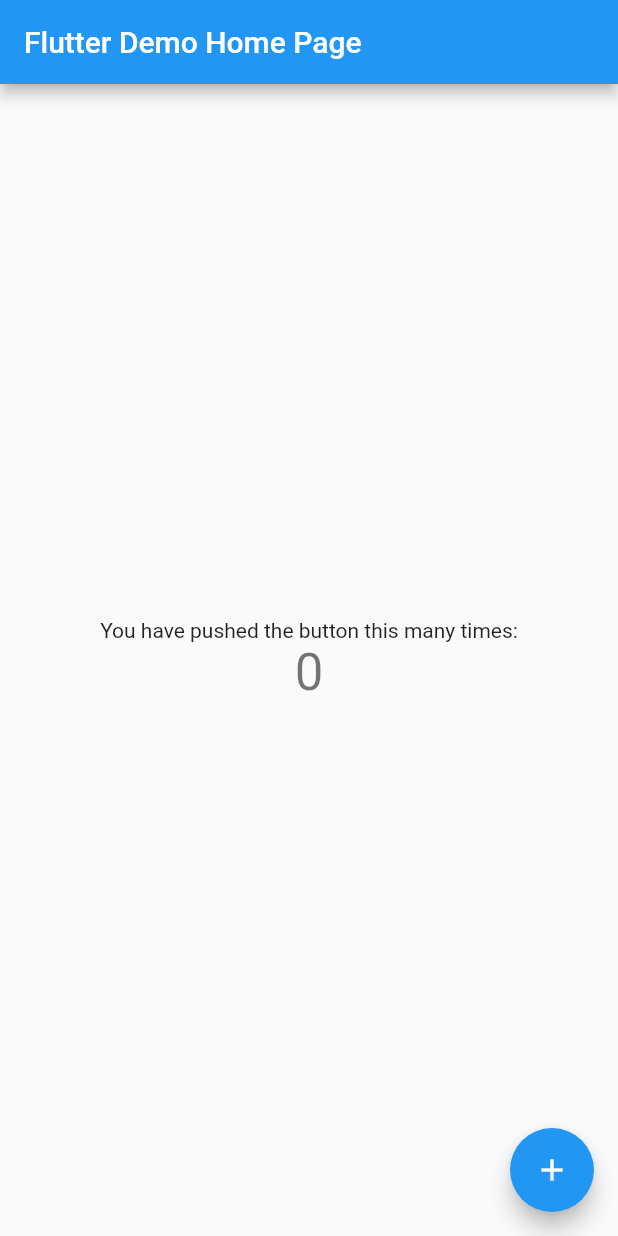
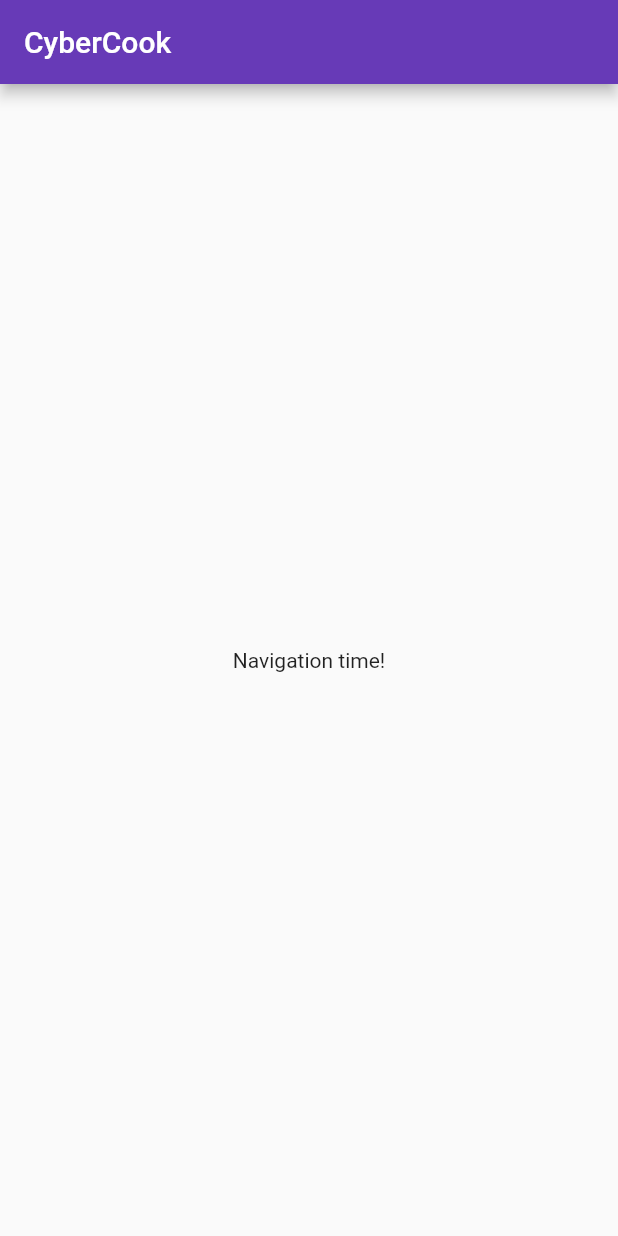
Before and after one commit to Totemi1324/virtual_cookbook, a Flutter app: the screen it shows after launch, on a phone screen of 412 x 824 dp. Run offline on Flutter 3.47's test engine with Material 2 defaults, Android fonts, the phone set to English and light mode, and no system bars.

Commit message:
Default home screen template

```diff
--- a/lib/main.dart
+++ b/lib/main.dart
@@ -1,115 +1,39 @@
 import 'package:flutter/material.dart';
 
-void main() {
-  runApp(const MyApp());
-}
+void main() => runApp(const MyApp());
 
 class MyApp extends StatelessWidget {
   const MyApp({super.key});
 
-  // This widget is the root of your application.
   @override
   Widget build(BuildContext context) {
     return MaterialApp(
-      title: 'Flutter Demo',
+      title: 'Virtual Cookbook',
       theme: ThemeData(
-        // This is the theme of your application.
-        //
-        // Try running your application with "flutter run". You'll see the
-        // application has a blue toolbar. Then, without quitting the app, try
-        // changing the primarySwatch below to Colors.green and then invoke
-        // "hot reload" (press "r" in the console where you ran "flutter run",
-        // or simply save your changes to "hot reload" in a Flutter IDE).
-        // Notice that the counter didn't reset back to zero; the application
-        // is not restarted.
-        primarySwatch: Colors.blue,
+        primarySwatch: Colors.deepPurple,
       ),
-      home: const MyHomePage(title: 'Flutter Demo Home Page'),
+      home: const MyHomePage(),
     );
   }
 }
 
 class MyHomePage extends StatefulWidget {
-  const MyHomePage({super.key, required this.title});
-
-  // This widget is the home page of your application. It is stateful, meaning
-  // that it has a State object (defined below) that contains fields that affect
-  // how it looks.
-
-  // This class is the configuration for the state. It holds the values (in this
-  // case the title) provided by the parent (in this case the App widget) and
-  // used by the build method of the State. Fields in a Widget subclass are
-  // always marked "final".
-
-  final String title;
+  const MyHomePage({super.key});
 
   @override
   State<MyHomePage> createState() => _MyHomePageState();
 }
 
 class _MyHomePageState extends State<MyHomePage> {
-  int _counter = 0;
-
-  void _incrementCounter() {
-    setState(() {
-      // This call to setState tells the Flutter framework that something has
-      // changed in this State, which causes it to rerun the build method below
-      // so that the display can reflect the updated values. If we changed
-      // _counter without calling setState(), then the build method would not be
-      // called again, and so nothing would appear to happen.
-      _counter++;
-    });
-  }
-
   @override
   Widget build(BuildContext context) {
-    // This method is rerun every time setState is called, for instance as done
-    // by the _incrementCounter method above.
-    //
-    // The Flutter framework has been optimized to make rerunning build methods
-    // fast, so that you can just rebuild anything that needs updating rather
-    // than having to individually change instances of widgets.
     return Scaffold(
       appBar: AppBar(
-        // Here we take the value from the MyHomePage object that was created by
-        // the App.build method, and use it to set our appbar title.
-        title: Text(widget.title),
+        title: const Text("CyberCook"),
       ),
-      body: Center(
-        // Center is a layout widget. It takes a single child and positions it
-        // in the middle of the parent.
-        child: Column(
-          // Column is also a layout widget. It takes a list of children and
-          // arranges them vertically. By default, it sizes itself to fit its
-          // children horizontally, and tries to be as tall as its parent.
-          //
-          // Invoke "debug painting" (press "p" in the console, choose the
-          // "Toggle Debug Paint" action from the Flutter Inspector in Android
-          // Studio, or the "Toggle Debug Paint" command in Visual Studio Code)
-          // to see the wireframe for each widget.
-          //
-          // Column has various properties to control how it sizes itself and
-          // how it positions its children. Here we use mainAxisAlignment to
-          // center the children vertically; the main axis here is the vertical
-          // axis because Columns are vertical (the cross axis would be
-          // horizontal).
-          mainAxisAlignment: MainAxisAlignment.center,
-          children: <Widget>[
-            const Text(
-              'You have pushed the button this many times:',
-            ),
-            Text(
-              '$_counter',
-              style: Theme.of(context).textTheme.headline4,
-            ),
-          ],
-        ),
+      body: const Center(
+        child: Text("Navigation time!"),
       ),
-      floatingActionButton: FloatingActionButton(
-        onPressed: _incrementCounter,
-        tooltip: 'Increment',
-        child: const Icon(Icons.add),
-      ), // This trailing comma makes auto-formatting nicer for build methods.
     );
   }
 }
```
